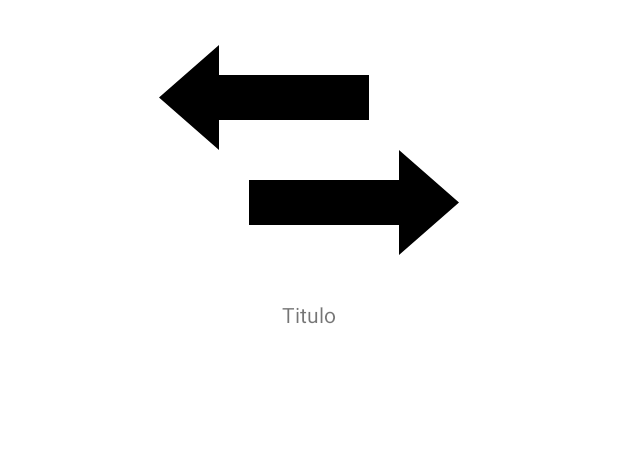
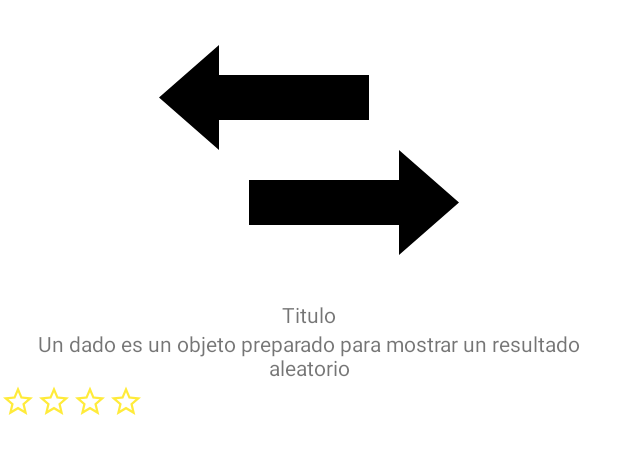
Before and after one commit to Pabloyquemas/PMDM, an Android app: the layout activity_ut01ex03b.xml on its own in the app's theme, with its tools: preview values and no code run, on a phone screen of 412 x 824 dp. Shown: the top 454 px of the screen. Run offline under Robolectric (Android 15) with nearby library versions, the phone set to English and light mode, and no system bars.

Commit message:
RelativeLayout 03b

```diff
--- a/app/src/main/res/layout/activity_ut01ex03b.xml
+++ b/app/src/main/res/layout/activity_ut01ex03b.xml
@@ -14,11 +14,59 @@
         app:srcCompat="@drawable/ic_swap" />
 
     <TextView
+        android:id="@+id/titulo1"
         android:layout_width="match_parent"
         android:layout_height="wrap_content"
         android:textAlignment="center"
         android:maxLines="1"
         android:text="@string/titulo2"
         android:layout_below="@id/img1"/>
-
+    <TextView
+        android:id="@+id/contenido"
+        android:layout_width="wrap_content"
+        android:layout_height="wrap_content"
+        android:layout_below="@id/titulo1"
+        android:ellipsize="end"
+        android:textAlignment="center"
+        android:maxLines="2"
+        android:orientation="horizontal"
+        android:text="@string/contenido" />
+    <ImageView
+        android:id="@+id/star1"
+        android:layout_width="24dp"
+        android:layout_height="24dp"
+        android:layout_below="@id/contenido"
+        app:srcCompat="@drawable/ic_star"
+        app:tint="@color/yellow" />
+    <ImageView
+        android:id="@+id/star2"
+        android:layout_width="24dp"
+        android:layout_height="24dp"
+        android:layout_below="@id/contenido"
+        android:layout_toEndOf="@id/star1"
+        app:srcCompat="@drawable/ic_star"
+        app:tint="@color/yellow" />
+    <ImageView
+        android:id="@+id/star3"
+        android:layout_width="24dp"
+        android:layout_height="24dp"
+        android:layout_below="@id/contenido"
+        android:layout_toEndOf="@id/star2"
+        app:srcCompat="@drawable/ic_star"
+        app:tint="@color/yellow" />
+    <ImageView
+        android:id="@+id/star4"
+        android:layout_width="24dp"
+        android:layout_height="24dp"
+        android:layout_below="@id/contenido"
+        android:layout_toEndOf="@id/star3"
+        app:srcCompat="@drawable/ic_star"
+        app:tint="@color/yellow" />
+    <ImageView
+        android:layout_width="@dimen/size_icon"
+        android:layout_height="@dimen/size_icon"
+        app:srcCompat="@drawable/ic_heart"
+        android:layout_below="@id/contenido"
+        android:layout_toEndOf="@id/contenido"
+        app:tint="@color/red" />
 </RelativeLayout>
```
